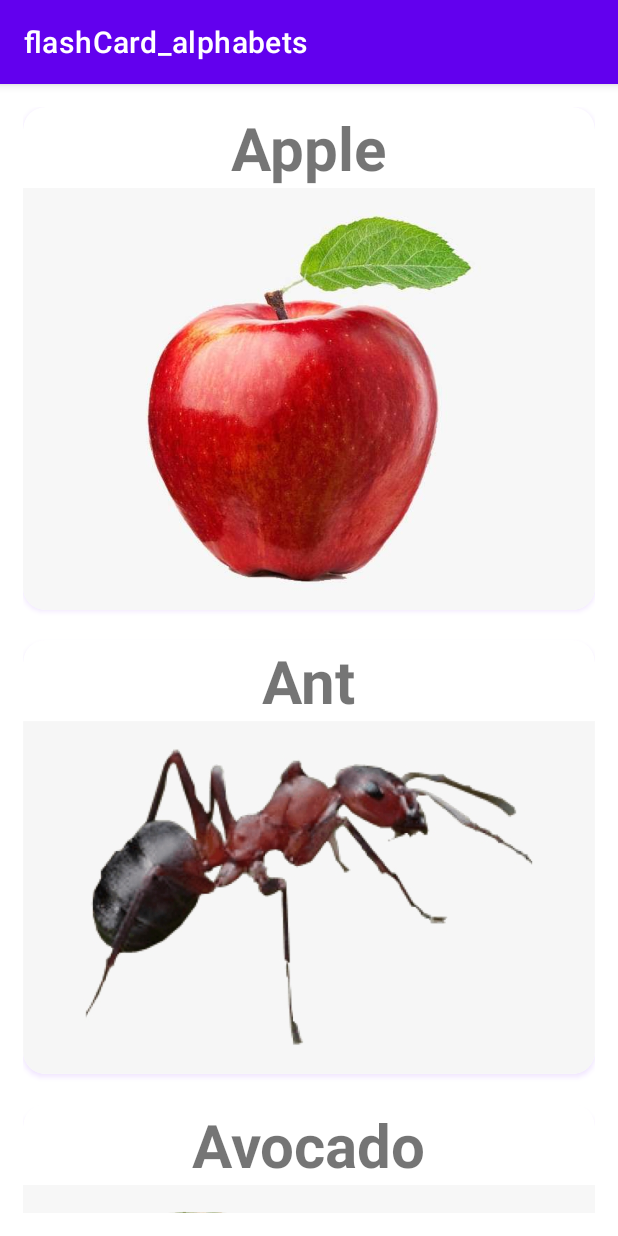
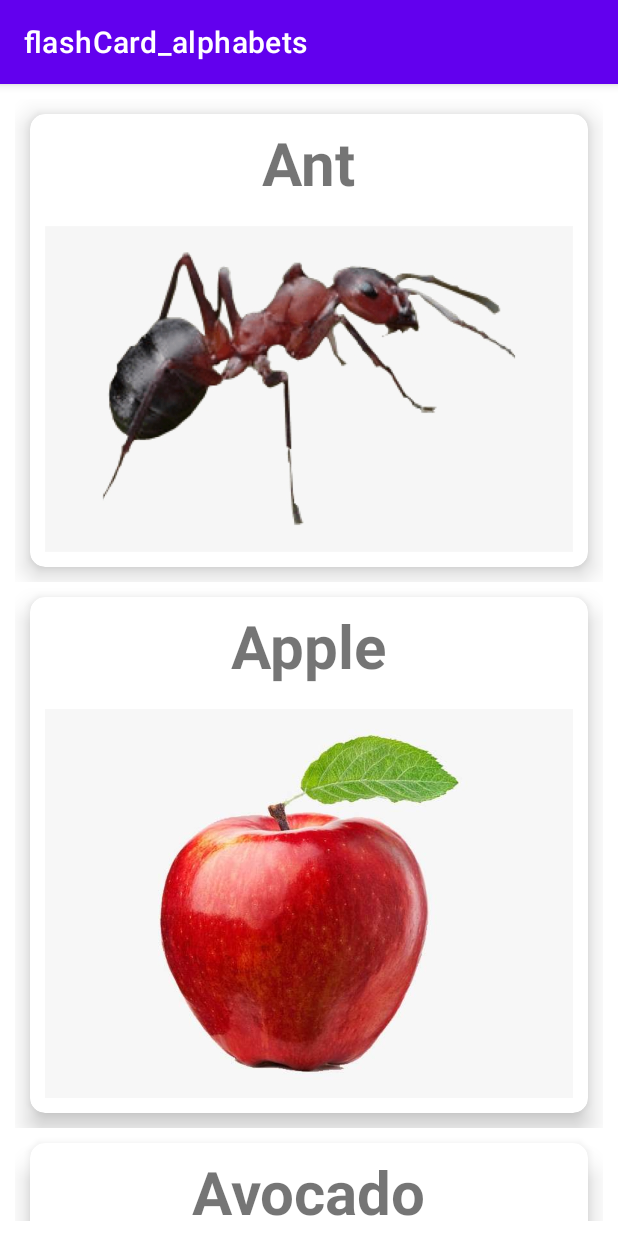
Before and after one commit to swagatk/flashCard_alphabets, an Android app: the alphabet1 screen opened directly, with no data from a screen before it, on a phone screen of 412 x 824 dp. Run offline under Robolectric (Android 15) with nearby library versions, the phone set to English and light mode, and no system bars.

```diff
--- a/app/src/main/java/com/example/flashcard_alphabets/alphabet1.java
+++ b/app/src/main/java/com/example/flashcard_alphabets/alphabet1.java
@@ -1,6 +1,9 @@
 package com.example.flashcard_alphabets;
 
+import androidx.annotation.Nullable;
 import androidx.appcompat.app.AppCompatActivity;
+import androidx.recyclerview.widget.LinearLayoutManager;
+import androidx.recyclerview.widget.RecyclerView;
 
 import android.os.Bundle;
 import android.view.View;
@@ -12,44 +15,24 @@ import android.widget.TextView;
 
 public class alphabet1 extends AppCompatActivity {
 
-    private ListView mlistView;
-    private String [] names = {"Apple", "Ant", "Avocado"};
-    private int [] images = {R.drawable.apple, R.drawable.ant, R.drawable.avocado};
     @Override
-    protected void onCreate(Bundle savedInstanceState) {
+    protected void onCreate(@Nullable Bundle savedInstanceState) {
         super.onCreate(savedInstanceState);
-        setContentView(R.layout.activity_alphabet1);
+        setContentView(R.layout.activity_alphabet3);
 
-        mlistView = findViewById(R.id.listview1);
+        RecyclerView recyclerView = findViewById(R.id.recyclerView3);
+        recyclerView.setHasFixedSize(true);
+        recyclerView.setLayoutManager(new LinearLayoutManager(this));
 
-        MyAdapter adapter = new MyAdapter();
-        mlistView.setAdapter(adapter);
+
+        alphabetData [] myAlphabetData = new alphabetData[]{
+                new alphabetData("Ant", R.drawable.ant),
+                new alphabetData("Apple", R.drawable.apple),
+                new alphabetData("Avocado", R.drawable.avocado),
+        };
+
+        MyAlphabetAdapter myAlphabetAdapter = new MyAlphabetAdapter(myAlphabetData, alphabet1.this);
+        recyclerView.setAdapter(myAlphabetAdapter);
     }
-    public class MyAdapter extends BaseAdapter {
 
-        @Override
-        public int getCount() {
-            return images.length;
-        }
-
-        @Override
-        public Object getItem(int i) {
-            return null;
-        }
-
-        @Override
-        public long getItemId(int i) {
-            return 0;
-        }
-
-        @Override
-        public View getView(int position, View convertView, ViewGroup parent) {
-            convertView = getLayoutInflater().inflate(R.layout.alphabet1_card, parent, false);
-            ImageView mImageView = convertView.findViewById(R.id.imageview);
-            TextView mTextView = convertView.findViewById(R.id.textview);
-            mTextView.setText(names[position]);
-            mImageView.setImageResource(images[position]);
-            return convertView;
-        }
-    }
 }
--- /dev/null
+++ b/app/src/main/res/drawable/ic_launcher_foreground.xml
@@ -0,0 +1,4 @@
+<?xml version="1.0" encoding="utf-8"?>
+<selector xmlns:android="http://schemas.android.com/apk/res/android">
+
+</selector>
--- a/app/src/main/res/layout/activity_alphabet1.xml
+++ /dev/null
@@ -1,19 +0,0 @@
-<?xml version="1.0" encoding="utf-8"?>
-<RelativeLayout xmlns:android="http://schemas.android.com/apk/res/android"
-    xmlns:app="http://schemas.android.com/apk/res-auto"
-    xmlns:tools="http://schemas.android.com/tools"
-    android:layout_width="match_parent"
-    android:layout_height="match_parent"
-    tools:context=".alphabet1">
-
-    <ListView
-        android:id="@+id/listview1"
-        android:layout_width="match_parent"
-        android:layout_height="match_parent"
-        android:layout_margin="15dp"
-        android:divider="#fff"
-        android:dividerHeight="20dp"
-        android:layout_centerInParent="true"
-        android:scrollbars="none"/>
-
-</RelativeLayout>
--- a/app/src/main/res/layout/activity_main.xml
+++ b/app/src/main/res/layout/activity_main.xml
@@ -12,7 +12,7 @@
         android:id="@+id/alphaList"
         android:layout_width="match_parent"
         android:layout_height="match_parent"
-        android:divider="@color/black"
+        android:divider="#D1CDCD"
         android:dividerHeight="2dp"
         android:layout_marginTop="1dp"
         />
--- a/app/src/main/res/layout/alphabet1_card.xml
+++ /dev/null
@@ -1,32 +0,0 @@
-<?xml version="1.0" encoding="utf-8"?>
-<androidx.cardview.widget.CardView xmlns:android="http://schemas.android.com/apk/res/android"
-    android:layout_width="match_parent"
-    android:layout_height="wrap_content"
-    xmlns:app="http://schemas.android.com/apk/res-auto"
-    app:cardCornerRadius="15dp"
-    android:outlineAmbientShadowColor="@color/black"
-    android:outlineSpotShadowColor="@color/purple_200"
-    android:layout_gravity="center">
-
-    <RelativeLayout
-        android:layout_width="match_parent"
-        android:layout_height="match_parent">
-        <TextView
-            android:layout_width="wrap_content"
-            android:layout_height="wrap_content"
-            android:textSize="40sp"
-            android:textStyle="bold"
-            android:text="alphabet1"
-            android:layout_centerHorizontal="true"
-            android:id="@+id/textview"/>
-
-        <ImageView
-            android:layout_below="@+id/textview"
-            android:layout_width="match_parent"
-            android:layout_height="wrap_content"
-            android:scaleType="fitXY"
-            android:adjustViewBounds="true"
-            android:id="@+id/imageview"/>
-    </RelativeLayout>
-
-</androidx.cardview.widget.CardView>
```
Also changed, not shown: app/src/main/java/com/example/flashcard_alphabets/MainActivity.java (+13 -6 lines), app/src/main/java/com/example/flashcard_alphabets/MyAlphabetAdapter.java (+62 -6 lines), app/src/main/java/com/example/flashcard_alphabets/alphabet2.java (+17 -37 lines), app/src/main/res/drawable-v24/ic_launcher_foreground.xml (deleted, +0 -30 lines), app/src/main/res/layout/main_textview.xml (added, +10 -0 lines), 1 other file.
